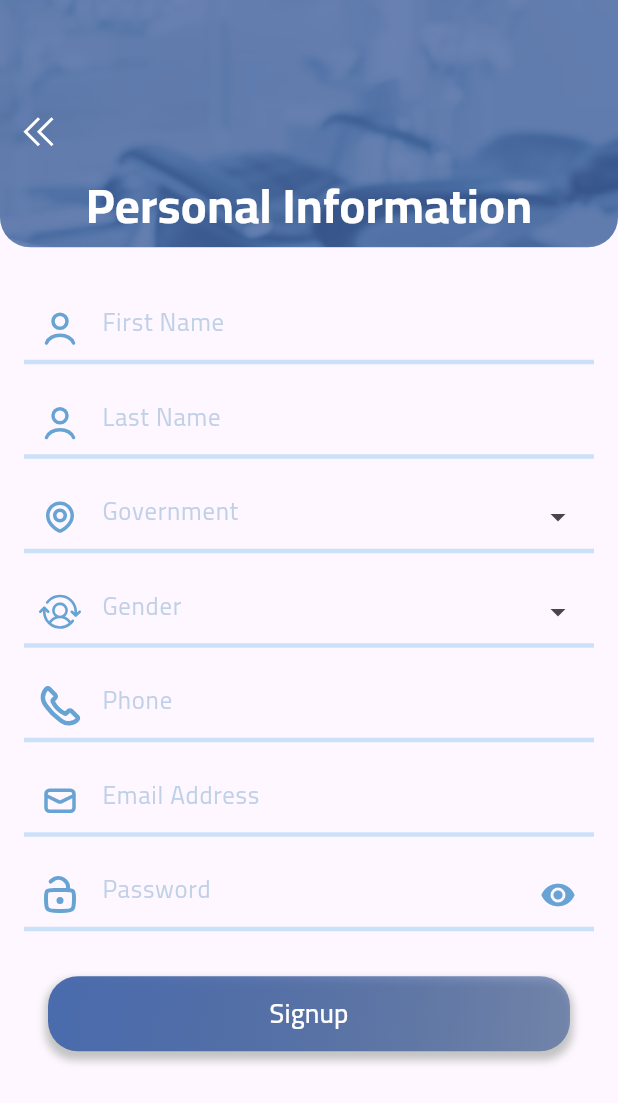
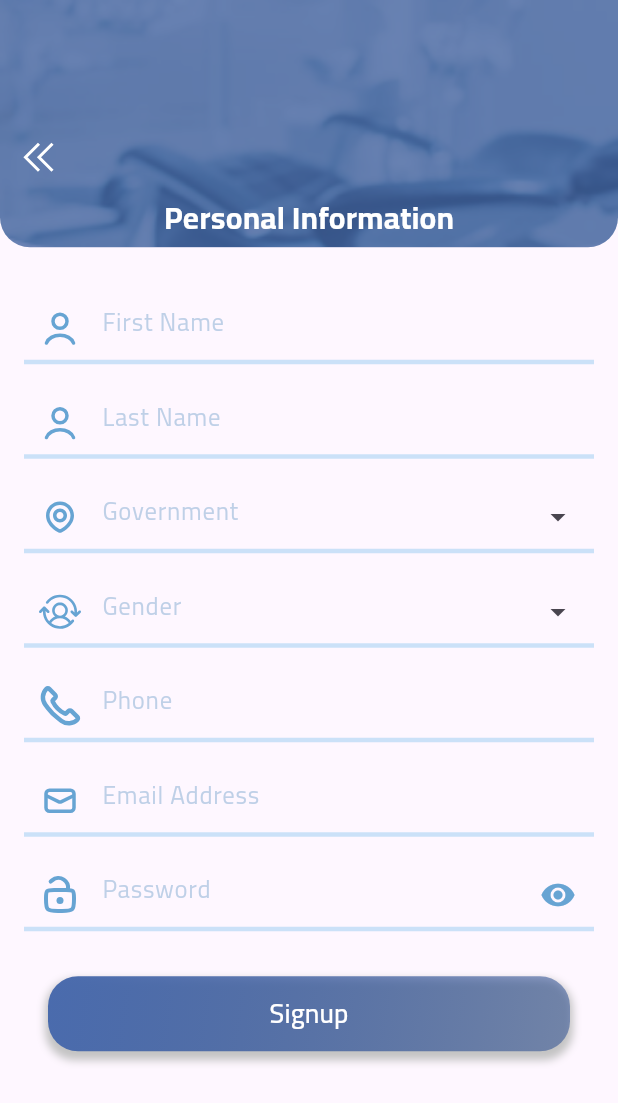
Before and after one commit to YousefHassan52/dentalmatching, a Flutter app: the SignupScreen screen opened by its route, on a phone screen of 412 x 824 dp. Shown: the top 1103 px of the screen. Run offline on Flutter 3.47's test engine with Material 3 defaults, Android fonts, the light colour scheme and no system bars; drawn by our look-alikes of dropdown_search; our stand-ins replace connectivity_plus, dartz, flutter_svg, get, lottie, otp_text_field and 1 more; accounts and stored records are empty.

Commit message:
large title Editing Size

```diff
--- a/lib/core/constants/styles.dart
+++ b/lib/core/constants/styles.dart
@@ -1,19 +1,29 @@
 import 'package:dentalmatching/core/constants/colors.dart';
 import 'package:flutter/material.dart';
+import 'package:get/get.dart';
 
 abstract class Styles {
   static const TextStyle extraLargetitle = TextStyle(
       color: AppColors.mainColor, fontWeight: FontWeight.w700, fontSize: 42);
+
+
   static const TextStyle mediumTitle = TextStyle(
       color: AppColors.mainColor, fontWeight: FontWeight.w700, fontSize: 26);
-  static const TextStyle largetitle = TextStyle(
-      color: AppColors.mainColor, fontWeight: FontWeight.w700, fontSize: 32);
+
+
+  static  TextStyle largetitle = TextStyle(
+      color: AppColors.mainColor, fontWeight: FontWeight.w700, fontSize: Get.width * 0.05);
+
+
   static const TextStyle textStyle16 = TextStyle(
       color: AppColors.greyTextColor,
       fontWeight: FontWeight.w600,
       fontSize: 18);
+
+
   static const TextStyle textStyle16White =
       TextStyle(color: Colors.white, fontWeight: FontWeight.w600, fontSize: 16);
+
 
   static const TextStyle textStyle16LightBlue = TextStyle(
       color: AppColors.blueLightTextColor,
```
